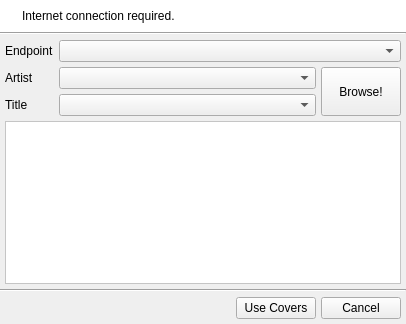
Above: uman/src/QUAmazonArea.ui from UltraStar-Deluxe/UltraStar-Manager before the change. Below: the same form after it.
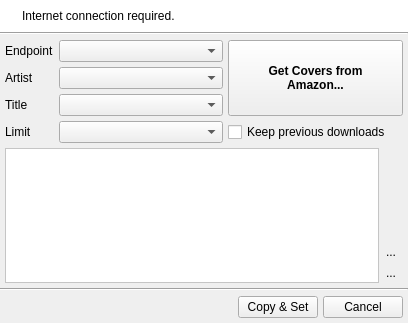
That is the form after the change. Icons and pictures are not drawn.

Commit message: amazon dialog modified; new icons for spell-check-columns

Patch:
```diff
--- a/uman/src/QUAmazonArea.ui
+++ b/uman/src/QUAmazonArea.ui
@@ -5,14 +5,14 @@
    <rect>
     <x>0</x>
     <y>0</y>
-    <width>406</width>
-    <height>324</height>
+    <width>408</width>
+    <height>323</height>
    </rect>
   </property>
   <property name="windowTitle" >
    <string>Amazon Associates Web Service</string>
   </property>
-  <layout class="QVBoxLayout" name="verticalLayout_2" >
+  <layout class="QVBoxLayout" name="verticalLayout_4" >
    <property name="spacing" >
     <number>0</number>
    </property>
@@ -135,7 +135,7 @@
     </widget>
    </item>
    <item>
-    <layout class="QVBoxLayout" name="verticalLayout" >
+    <layout class="QVBoxLayout" name="verticalLayout_2" >
      <property name="spacing" >
       <number>5</number>
      </property>
@@ -144,6 +144,9 @@
      </property>
      <item>
       <layout class="QGridLayout" name="gridLayout" >
+       <property name="spacing" >
+        <number>5</number>
+       </property>
        <item row="0" column="0" >
         <widget class="QLabel" name="label_2" >
          <property name="text" >
@@ -151,7 +154,7 @@
          </property>
         </widget>
        </item>
-       <item row="0" column="1" colspan="2" >
+       <item row="0" column="1" >
         <widget class="QComboBox" name="endpointCombo" >
          <property name="sizePolicy" >
           <sizepolicy vsizetype="Fixed" hsizetype="Expanding" >
@@ -161,6 +164,44 @@
          </property>
         </widget>
        </item>
+       <item rowspan="3" row="0" column="2" >
+        <widget class="QPushButton" name="getCoversBtn" >
+         <property name="sizePolicy" >
+          <sizepolicy vsizetype="Preferred" hsizetype="Fixed" >
+           <horstretch>0</horstretch>
+           <verstretch>0</verstretch>
+          </sizepolicy>
+         </property>
+         <property name="minimumSize" >
+          <size>
+           <width>175</width>
+           <height>0</height>
+          </size>
+         </property>
+         <property name="font" >
+          <font>
+           <family>Tahoma</family>
+           <pointsize>9</pointsize>
+           <weight>75</weight>
+           <bold>true</bold>
+          </font>
+         </property>
+         <property name="text" >
+          <string>Get Covers from
+Amazon...</string>
+         </property>
+         <property name="icon" >
+          <iconset resource="images/uman.qrc" >
+           <normaloff>:/control/websearch.png</normaloff>:/control/websearch.png</iconset>
+         </property>
+         <property name="iconSize" >
+          <size>
+           <width>48</width>
+           <height>48</height>
+          </size>
+         </property>
+        </widget>
+       </item>
        <item row="1" column="0" >
         <widget class="QLabel" name="label_3" >
          <property name="text" >
@@ -178,29 +219,6 @@
          </property>
         </widget>
        </item>
-       <item rowspan="2" row="1" column="2" >
-        <widget class="QPushButton" name="getCoversBtn" >
-         <property name="sizePolicy" >
-          <sizepolicy vsizetype="Preferred" hsizetype="Preferred" >
-           <horstretch>0</horstretch>
-           <verstretch>0</verstretch>
-          </sizepolicy>
-         </property>
-         <property name="text" >
-          <string>Browse!</string>
-         </property>
-         <property name="icon" >
-          <iconset resource="images/uman.qrc" >
-           <normaloff>:/control/websearch32.png</normaloff>:/control/websearch32.png</iconset>
-         </property>
-         <property name="iconSize" >
-          <size>
-           <width>32</width>
-           <height>32</height>
-          </size>
-         </property>
-        </widget>
-       </item>
        <item row="2" column="0" >
         <widget class="QLabel" name="label_4" >
          <property name="text" >
@@ -218,8 +236,36 @@
          </property>
         </widget>
        </item>
+       <item row="3" column="0" >
+        <widget class="QLabel" name="label_5" >
+         <property name="text" >
+          <string>Limit</string>
+         </property>
+        </widget>
+       </item>
+       <item row="3" column="1" >
+        <widget class="QComboBox" name="limitCombo" />
+       </item>
+       <item row="3" column="2" >
+        <widget class="QCheckBox" name="keepDownloadsChk" >
+         <property name="text" >
+          <string>Keep previous downloads</string>
+         </property>
+        </widget>
+       </item>
       </layout>
      </item>
+     <item>
+      <layout class="QHBoxLayout" name="horizontalLayout" >
+       <property name="spacing" >
+        <number>0</number>
+       </property>
+       <property name="leftMargin" >
+        <number>0</number>
+       </property>
+       <property name="rightMargin" >
+        <number>0</number>
+       </property>
      <item>
       <widget class="QScrollArea" name="scrollArea" >
        <property name="palette" >
@@ -303,8 +349,8 @@
          <rect>
           <x>0</x>
           <y>0</y>
-          <width>392</width>
-          <height>155</height>
+            <width>367</width>
+            <height>129</height>
          </rect>
         </property>
         <property name="sizePolicy" >
@@ -313,8 +359,62 @@
           <verstretch>0</verstretch>
          </sizepolicy>
         </property>
-       </widget>
-      </widget>
+          <zorder></zorder>
+         </widget>
+        </widget>
+       </item>
+       <item>
+        <layout class="QVBoxLayout" name="verticalLayout" >
+         <property name="spacing" >
+          <number>0</number>
+         </property>
+         <item>
+          <spacer name="verticalSpacer_2" >
+           <property name="orientation" >
+            <enum>Qt::Vertical</enum>
+           </property>
+           <property name="sizeType" >
+            <enum>QSizePolicy::Expanding</enum>
+           </property>
+           <property name="sizeHint" stdset="0" >
+            <size>
+             <width>17</width>
+             <height>13</height>
+            </size>
+           </property>
+          </spacer>
+         </item>
+         <item>
+          <widget class="QToolButton" name="uncheckAllBtn" >
+           <property name="text" >
+            <string>...</string>
+           </property>
+           <property name="icon" >
+            <iconset resource="images/uman.qrc" >
+             <normaloff>:/control/uncheck_tasks.png</normaloff>:/control/uncheck_tasks.png</iconset>
+           </property>
+           <property name="autoRaise" >
+            <bool>true</bool>
+           </property>
+          </widget>
+         </item>
+         <item>
+          <widget class="QToolButton" name="checkAllBtn" >
+           <property name="text" >
+            <string>...</string>
+           </property>
+           <property name="icon" >
+            <iconset resource="images/uman.qrc" >
+             <normaloff>:/control/check_tasks.png</normaloff>:/control/check_tasks.png</iconset>
+           </property>
+           <property name="autoRaise" >
+            <bool>true</bool>
+           </property>
+          </widget>
+         </item>
+        </layout>
+       </item>
+      </layout>
      </item>
     </layout>
    </item>
@@ -352,7 +452,7 @@
         <string>Copy the selected covers to the according song path.</string>
        </property>
        <property name="text" >
-        <string>Use Covers</string>
+        <string>Copy &amp;&amp; Set</string>
        </property>
        <property name="icon" >
         <iconset resource="images/uman.qrc" >
```
Lines whose indentation alone changed are shown as unchanged. The commit also changes 16 other files.
